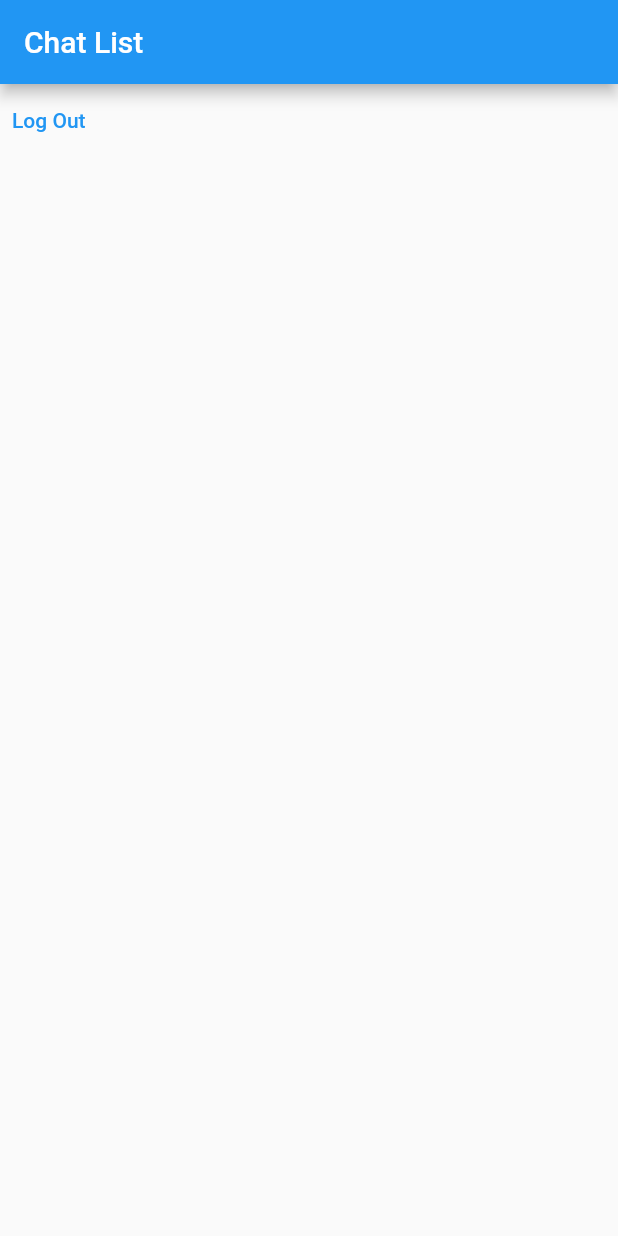
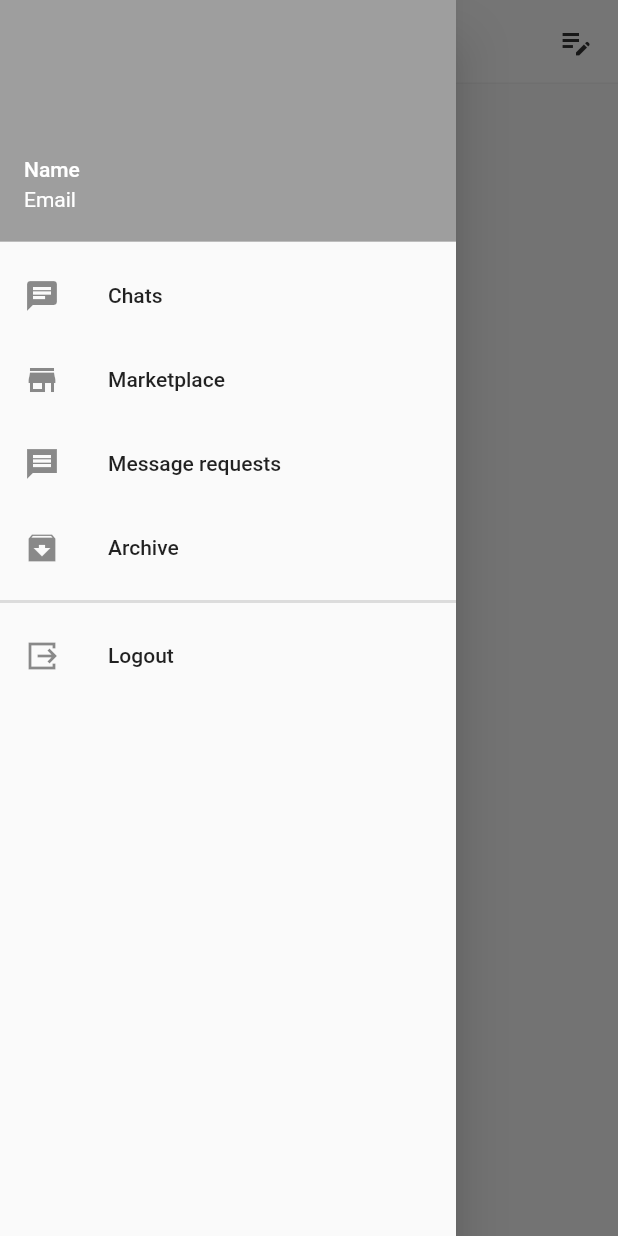
Before and after one commit to dieutrinh28/flutter-chat-app, a Flutter app: the ChatScreen screen opened directly, with the side drawer open (before the commit the screen has no drawer), on a phone screen of 412 x 824 dp. Run offline on Flutter 3.47's test engine with Material 2 defaults, Android fonts, the phone set to English and light mode, and no system bars; our stand-ins replace cloud_firestore, firebase_auth, firebase_core, firebase_messaging, google_sign_in; accounts and stored records are empty; Roboto replaces fonts that are missing (SourceSansPro).

Commit message:
drawer-appbar

```diff
--- a/lib/FrontEnd/screen/chat_screen.dart
+++ b/lib/FrontEnd/screen/chat_screen.dart
@@ -1,7 +1,7 @@
-import 'package:chat_app/FrontEnd/auth/login.dart';
-import 'package:chat_app/Backend/firebase/auth.dart';
+import 'package:chat_app/Global/widget/custom_navbar.dart';
 import 'package:flutter/material.dart';
-import 'package:google_sign_in/google_sign_in.dart';
+
+import '../../Global/widget/custom_appbar.dart';
 
 class ChatScreen extends StatefulWidget {
   const ChatScreen({Key? key}) : super(key: key);
@@ -11,31 +11,19 @@ class ChatScreen extends StatefulWidget {
 }
 
 class ChatScreenState extends State<ChatScreen> {
-  final EmailAndPasswordAuth emailAndPasswordAuth = EmailAndPasswordAuth();
-  final GoogleAuthentication googleAuthentication = GoogleAuthentication();
-
-  void onLogOutClick() async {
-    final bool googleResponse = await googleAuthentication.logOut();
-
-    if (!googleResponse) {
-      await emailAndPasswordAuth.logOut();
-    }
-
-    Navigator.pushAndRemoveUntil(context,
-        MaterialPageRoute(builder: (_) => LoginPage()), (route) => false);
-  }
-
   @override
   Widget build(BuildContext context) {
     return Scaffold(
-      appBar: AppBar(
-        title: const Text("Chat List"),
+      appBar: CustomAppBar(
+        title: 'Chats',
+        icon: Icons.edit_note,
       ),
       body: SingleChildScrollView(
-          child: TextButton(
-        onPressed: onLogOutClick,
-        child: const Text('Log Out'),
-      )),
+        child: Column(
+          children: [],
+        ),
+      ),
+      drawer: NavBar(),
     );
   }
 }
--- /dev/null
+++ b/lib/Global/widget/custom_appbar.dart
@@ -0,0 +1,71 @@
+import 'package:flutter/material.dart';
+
+import '../res/color.dart';
+import '../res/style.dart';
+
+class CustomAppBar extends StatefulWidget implements PreferredSizeWidget {
+  final String title;
+  final IconData? icon;
+  const CustomAppBar({
+    Key? key,
+    required this.title,
+    this.icon,
+  }) : super(key: key);
+
+  @override
+  State<CustomAppBar> createState() => CustomAppBarState();
+
+  @override
+  Size get preferredSize => const Size.fromHeight(kToolbarHeight);
+}
+
+class CustomAppBarState extends State<CustomAppBar> {
+
+  @override
+  Widget build(BuildContext context) {
+    return Scaffold(
+      appBar: AppBar(
+        elevation: 0,
+        shape: const Border(
+          bottom: BorderSide(
+            color: Color.fromRGBO(102, 102, 102, 0.08),
+          ),
+        ),
+        backgroundColor: Colors.white,
+        leading: IconButton(
+          padding: const EdgeInsets.symmetric(
+            horizontal: 16,
+            vertical: 0,
+          ),
+          icon: const Icon(
+            Icons.density_medium_sharp,
+            color: Cl.grayscaleText,
+            size: 24,
+          ),
+          onPressed: () {
+            Scaffold.of(context).openDrawer();
+          },
+        ),
+        title: Text(
+          widget.title,
+          style: PrimaryFont.subtitleLargeBold,
+        ),
+        centerTitle: true,
+        actions: <Widget>[
+          IconButton(
+            onPressed: () {},
+            icon: Icon(
+              widget.icon,
+              size: 24,
+              color: Cl.grayscaleText,
+            ),
+            padding: const EdgeInsets.symmetric(
+              horizontal: 16,
+              vertical: 0,
+            ),
+          )
+        ],
+      ),
+    );
+  }
+}
--- /dev/null
+++ b/lib/Global/widget/custom_navbar.dart
@@ -0,0 +1,82 @@
+import 'package:chat_app/FrontEnd/screen/chat_screen.dart';
+import 'package:chat_app/Global/widget/custom_bottom_nav.dart';
+import 'package:flutter/material.dart';
+
+import '../../Backend/firebase/auth.dart';
+import '../../FrontEnd/auth/login.dart';
+
+class NavBar extends StatefulWidget {
+  const NavBar({Key? key}) : super(key: key);
+
+  @override
+  State<NavBar> createState() => NavBarState();
+}
+
+class NavBarState extends State<NavBar> {
+  final EmailAndPasswordAuth emailAndPasswordAuth = EmailAndPasswordAuth();
+  final GoogleAuthentication googleAuthentication = GoogleAuthentication();
+
+  void onLogOutClick() async {
+    final bool googleResponse = await googleAuthentication.logOut();
+
+    if (!googleResponse) {
+      await emailAndPasswordAuth.logOut();
+    }
+
+    Navigator.pushAndRemoveUntil(context,
+        MaterialPageRoute(builder: (_) => const LoginPage()), (route) => false);
+  }
+
+  @override
+  Widget build(BuildContext context) {
+    return Drawer(
+      child: ListView(
+        children: [
+          UserAccountsDrawerHeader(
+            decoration: BoxDecoration(
+              color: Colors.grey,
+            ),
+            accountName: Text('Name'),
+            accountEmail: Text('Email'),
+          ),
+          ListTile(
+              leading: const Icon(Icons.chat),
+              title: const Text('Chats'),
+              onTap: () {
+                Navigator.pop(context);
+              }),
+          ListTile(
+            leading: const Icon(Icons.store_sharp),
+            title: const Text('Marketplace'),
+            onTap: () {
+              Navigator.pop(context);
+            },
+          ),
+          ListTile(
+            leading: const Icon(Icons.message_sharp),
+            title: const Text('Message requests'),
+            onTap: () {
+              Navigator.pop(context);
+            },
+          ),
+          ListTile(
+            leading: const Icon(Icons.archive_sharp),
+            title: const Text('Archive'),
+            onTap: () {
+              Navigator.pop(context);
+            },
+          ),
+          Divider(
+            color: Colors.black12,
+            thickness: 2,
+          ),
+          ListTile(
+            leading: const Icon(Icons.output_sharp),
+            title: const Text('Logout'),
+            onTap: onLogOutClick,
+          ),
+        ],
+      ),
+    );
+  }
+}
--- a/lib/main.dart
+++ b/lib/main.dart
@@ -1,6 +1,6 @@
 import 'package:chat_app/Backend/firebase/firestore.dart';
-import 'package:chat_app/FrontEnd/screen/main_screen.dart';
 import 'package:chat_app/FrontEnd/screen/new_user_entry.dart';
+import 'package:chat_app/Global/widget/custom_bottom_nav.dart';
 import 'package:firebase_auth/firebase_auth.dart';
 import 'package:firebase_core/firebase_core.dart';
 import 'package:flutter/material.dart';
@@ -32,6 +32,8 @@ Future<Widget> differentContextDecisionTake() async {
     final bool dataPresentResponse =
         await cloudStoreDataManagement.userRecordPresentOrNot(
             userEmail: FirebaseAuth.instance.currentUser!.email.toString());
-    return dataPresentResponse ? const MainScreen() : const TakePrimaryUserData();
+    return dataPresentResponse
+        ? const BottomNav()
+        : const TakePrimaryUserData();
   }
 }
```
Also changed, not shown: lib/FrontEnd/auth/login.dart (+4 -4 lines), lib/FrontEnd/screen/call_screen.dart (+11 -1 lines), lib/FrontEnd/screen/people_screen.dart (+11 -1 lines), lib/FrontEnd/screen/story_screen.dart (+10 -1 lines), lib/Global/widget/custom_bottom_nav.dart (renamed from lib/FrontEnd/screen/main_screen.dart, +8 -8 lines).
